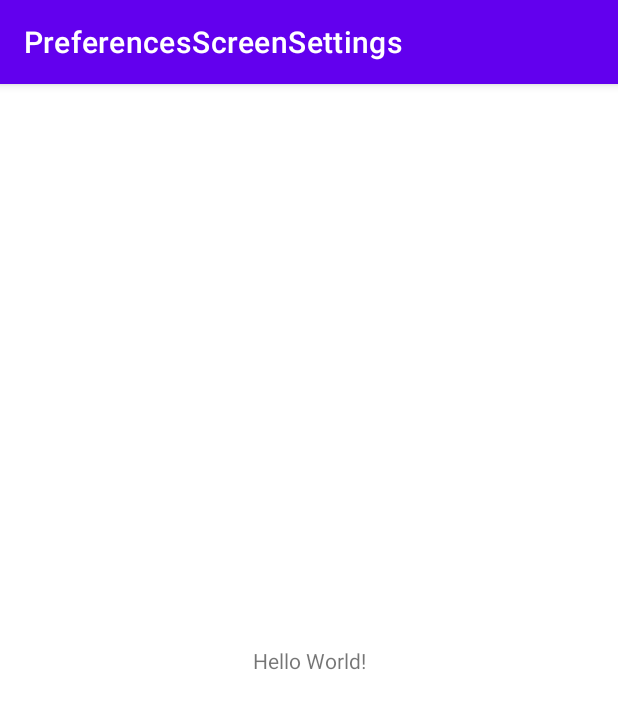
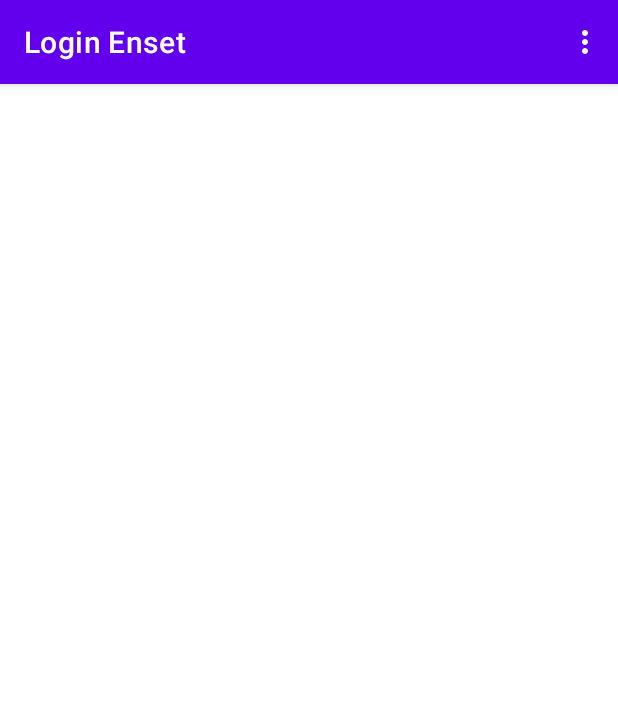
Before and after one commit to sokainadaabal/MobileDevelopmentTPs, an Android app: the screen it shows after launch (MainActivity), on a phone screen of 412 x 824 dp. Shown: the top 709 px of the screen. Run offline under Robolectric (Android 15) with nearby library versions, the phone set to English and light mode, and no system bars.

Commit message:
ajouter projet

```diff
--- a/PreferencesScreenSettings/app/src/main/AndroidManifest.xml
+++ b/PreferencesScreenSettings/app/src/main/AndroidManifest.xml
@@ -20,6 +20,9 @@
                 <category android:name="android.intent.category.LAUNCHER" />
             </intent-filter>
         </activity>
+        <activity
+            android:name=".Settings"
+            android:label="Settings"/>
     </application>
 
 </manifest>
--- a/PreferencesScreenSettings/app/src/main/java/ma/enset/preferencesscreensettings/MainActivity.java
+++ b/PreferencesScreenSettings/app/src/main/java/ma/enset/preferencesscreensettings/MainActivity.java
@@ -1,8 +1,15 @@
 package ma.enset.preferencesscreensettings;
 
+import androidx.annotation.NonNull;
+import androidx.annotation.Nullable;
 import androidx.appcompat.app.AppCompatActivity;
 
+import android.content.Intent;
+import android.net.MailTo;
 import android.os.Bundle;
+import android.view.Menu;
+import android.view.MenuItem;
+import android.widget.Switch;
 
 public class MainActivity extends AppCompatActivity {
 
@@ -10,5 +17,23 @@ public class MainActivity extends AppCompatActivity {
     protected void onCreate(Bundle savedInstanceState) {
         super.onCreate(savedInstanceState);
         setContentView(R.layout.activity_main);
+
+    }
+
+    @Override
+    public boolean onCreateOptionsMenu(Menu menu) {
+        getMenuInflater().inflate(R.menu.menu,menu);
+        return  super.onCreateOptionsMenu(menu);
+
+    }
+
+    @Override
+    public boolean onOptionsItemSelected(MenuItem item) {
+        switch(item.getItemId()){
+            case R.id.setting:
+                startActivity(new Intent(MainActivity.this,Settings.class));
+                break;
+        }
+        return super.onOptionsItemSelected(item);
     }
 }
--- a/PreferencesScreenSettings/app/src/main/res/layout/activity_main.xml
+++ b/PreferencesScreenSettings/app/src/main/res/layout/activity_main.xml
@@ -4,15 +4,4 @@
     xmlns:tools="http://schemas.android.com/tools"
     android:layout_width="match_parent"
     android:layout_height="match_parent"
-    tools:context=".MainActivity">
-
-    <TextView
-        android:layout_width="wrap_content"
-        android:layout_height="wrap_content"
-        android:text="Hello World!"
-        app:layout_constraintBottom_toBottomOf="parent"
-        app:layout_constraintEnd_toEndOf="parent"
-        app:layout_constraintStart_toStartOf="parent"
-        app:layout_constraintTop_toTopOf="parent" />
-
-</androidx.constraintlayout.widget.ConstraintLayout>
+    tools:context=".MainActivity"/>
--- /dev/null
+++ b/PreferencesScreenSettings/app/src/main/res/menu/menu.xml
@@ -0,0 +1,4 @@
+<?xml version="1.0" encoding="utf-8"?>
+<menu xmlns:android="http://schemas.android.com/apk/res/android">
+    <item android:id="@+id/setting" android:title="Settings"></item>
+</menu>
--- a/PreferencesScreenSettings/app/src/main/res/values/strings.xml
+++ b/PreferencesScreenSettings/app/src/main/res/values/strings.xml
@@ -1,3 +1,3 @@
 <resources>
-    <string name="app_name">PreferencesScreenSettings</string>
+    <string name="app_name">Login Enset</string>
 </resources>
```
Also changed, not shown: PreferencesScreenSettings/app/src/main/java/ma/enset/preferencesscreensettings/Settings.java (added, +27 -0 lines), PreferencesScreenSettings/app/src/main/res/values/array.xml (added, +14 -0 lines), PreferencesScreenSettings/app/src/main/res/xml/preferences_settings.xml (added, +44 -0 lines).
